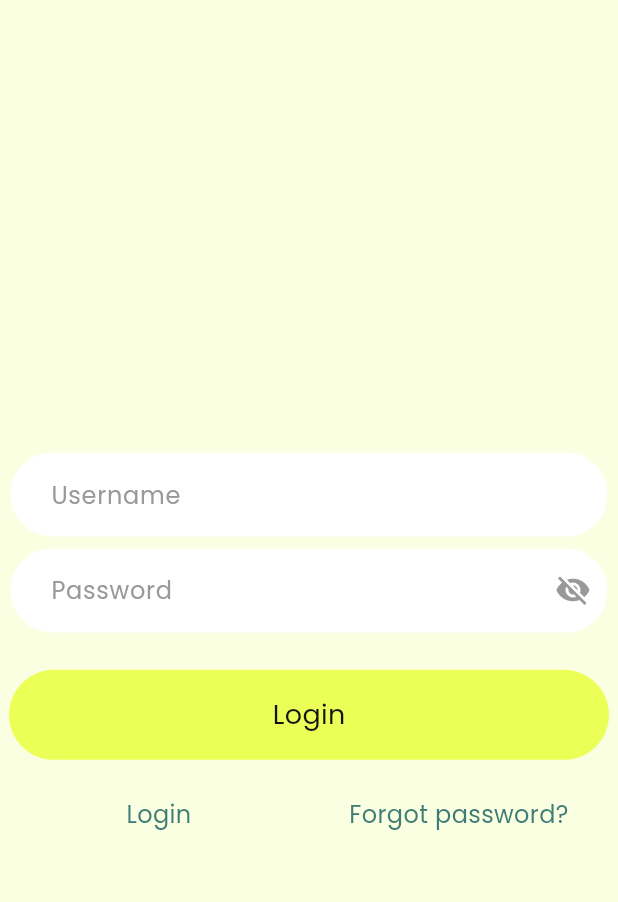
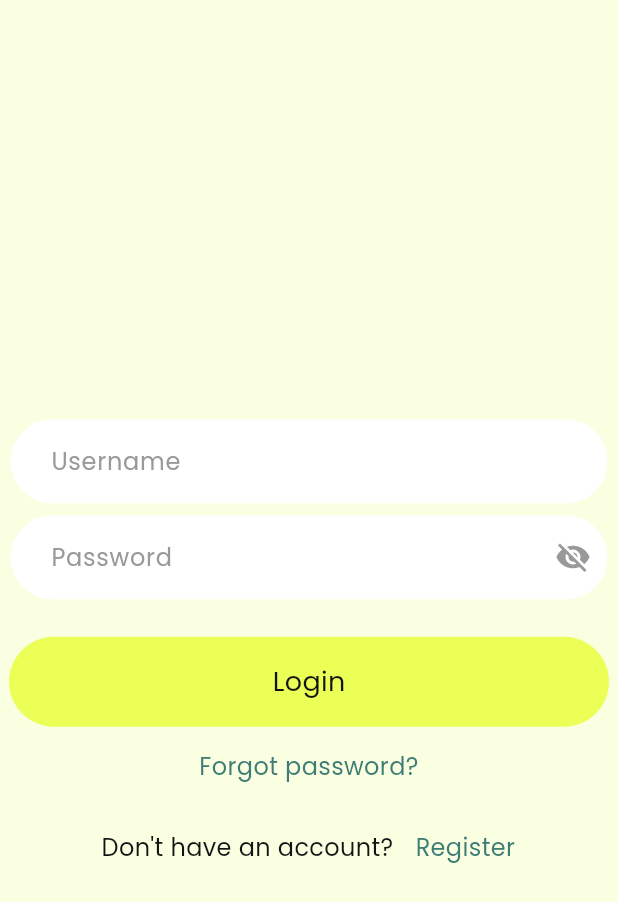
Before and after one commit to gitformannon/Finance, a Flutter app: the screen it shows after launch, on a phone screen of 412 x 824 dp. Shown: the top 902 px of the screen. Run offline on Flutter 3.47's test engine with Material 3 defaults, Android fonts, the phone set to English and light mode, and no system bars; our stand-ins replace bloc, cached_network_image, currency_text_input_formatter, dartz, dio, easy_localization and 13 more; accounts and stored records are empty; generated files the repository leaves out were written again.

Commit message:
Finance FE Auth pages

```diff
--- a/mobile_frontend/assets/locale/en.json
+++ b/mobile_frontend/assets/locale/en.json
@@ -13,10 +13,13 @@
   "userName": "Username",
   "password": "Password",
   "enter": "Login",
+  "enterText": "Already have an account?",
   "analytics": "Analytics",
   "live": "LIVE",
   "control": "Control",
   "profile": "Profile",
   "serverError": "Server Unavaliable",
-  "resetPass": "Forgot password?"
+  "resetPassword": "Forgot password?",
+  "signUpText": "Don't have an account?",
+  "signUp": "Register"
 }
--- a/mobile_frontend/assets/locale/ru.json
+++ b/mobile_frontend/assets/locale/ru.json
@@ -13,10 +13,13 @@
   "userName": "Username",
   "password": "Password",
   "enter": "Login",
+  "enterText": "Already have an account?",
   "analytics": "Analytics",
   "live": "LIVE",
   "control": "Control",
   "profile": "Profile",
   "serverError": "Server Unavaliable",
-  "resetPass": "Forgot password?"
+  "resetPassword": "Forgot password?",
+  "signUpText": "Don't have an account?",
+  "signUp": "Register"
 }
--- a/mobile_frontend/assets/locale/uz.json
+++ b/mobile_frontend/assets/locale/uz.json
@@ -12,11 +12,18 @@
   "logout": "Logout",
   "userName": "Username",
   "password": "Password",
+  "email": "Email",
+  "totp": "Code",
+  "newPass": "New password",
+  "confirmNewPass": "Confirm password",
   "enter": "Login",
+  "enterText": "Already have an account?",
   "analytics": "Analytics",
   "live": "LIVE",
   "control": "Control",
   "profile": "Profile",
   "serverError": "Server Unavaliable",
-  "resetPass": "Forgot password?"
+  "resetPassword": "Forgot password?",
+  "signUpText": "Don't have an account?",
+  "signUp": "Register"
 }
--- a/mobile_frontend/lib/core/constants/locale_keys.dart
+++ b/mobile_frontend/lib/core/constants/locale_keys.dart
@@ -12,11 +12,18 @@
   static const logout = 'logout';
   static const userName = 'userName';
   static const password = 'password';
+  static const email = 'email';
+  static const totp = 'totp';
+  static const newPass = 'newPass';
+  static const confirmNewPass = 'confirmNewPass';
   static const enter = 'enter';
+  static const enterText = 'enterText';
   static const analytics = 'analytics';
   static const live = 'live';
   static const control = 'control';
   static const profile = 'profile';
   static const serverError = 'serverError';
-  static const resetPass = 'resetPass';
+  static const resetPassword = 'resetPassword';
+  static const signUpText = 'signUpText';
+  static const signUp = 'signUp';
 }
--- a/mobile_frontend/lib/features/auth/presentation/pages/login.dart
+++ b/mobile_frontend/lib/features/auth/presentation/pages/login.dart
@@ -1,3 +1,4 @@
+import 'package:Finance/core/themes/app_text_styles.dart';
 import 'package:easy_localization/easy_localization.dart';
 import 'package:flutter/cupertino.dart';
 import 'package:flutter/material.dart';
@@ -96,23 +97,29 @@ class _LoginPageState extends State<LoginPage> {
                                 state.status == RequestStatus.loading,
                             text: LocaleKeys.enter.tr(),
                           ),
-                          SizedBox(height: AppSizes.spaceL20.h),
-                          Row(
-                            mainAxisAlignment: MainAxisAlignment.spaceBetween,
+                          SizedBox(height: AppSizes.spaceS12.h),
+                          Column(
+                            mainAxisAlignment: MainAxisAlignment.center,
                             children: [
-                              Expanded(
-                                child: WTextButton(
-                                  onTap: () =>
+                              WTextButton(
+                                onTap: () =>
+                                  context.read<NavigateCubit>().goToForgotPasswordPage(),
+                                text: LocaleKeys.resetPassword.tr(),
+                              ),
+                              SizedBox(height: AppSizes.spaceXL24.h),
+                              Row(
+                                mainAxisAlignment: MainAxisAlignment.center,
+                                children: [
+                                  Text(LocaleKeys.signUpText.tr(),
+                                    style: AppTextStyles.bodyMedium
+                                  ),
+                                  SizedBox(width: AppSizes.spaceS12.w,),
+                                  WTextButton(
+                                    onTap: () =>
                                       context.read<NavigateCubit>().goToRegisterPage(),
-                                  text: LocaleKeys.enter.tr(),
-                                ),
-                              ),
-                              Expanded(
-                                child: WTextButton(
-                                  onTap: () =>
-                                      context.read<NavigateCubit>().goToForgotPasswordPage(),
-                                  text: LocaleKeys.resetPass.tr(),
-                                ),
+                                    text: LocaleKeys.signUp.tr(),
+                                  ),
+                                ],
                               ),
                             ],
                           ),
```
Also changed, not shown: mobile_frontend/lib/features/auth/presentation/pages/register.dart (+19 -9 lines).
